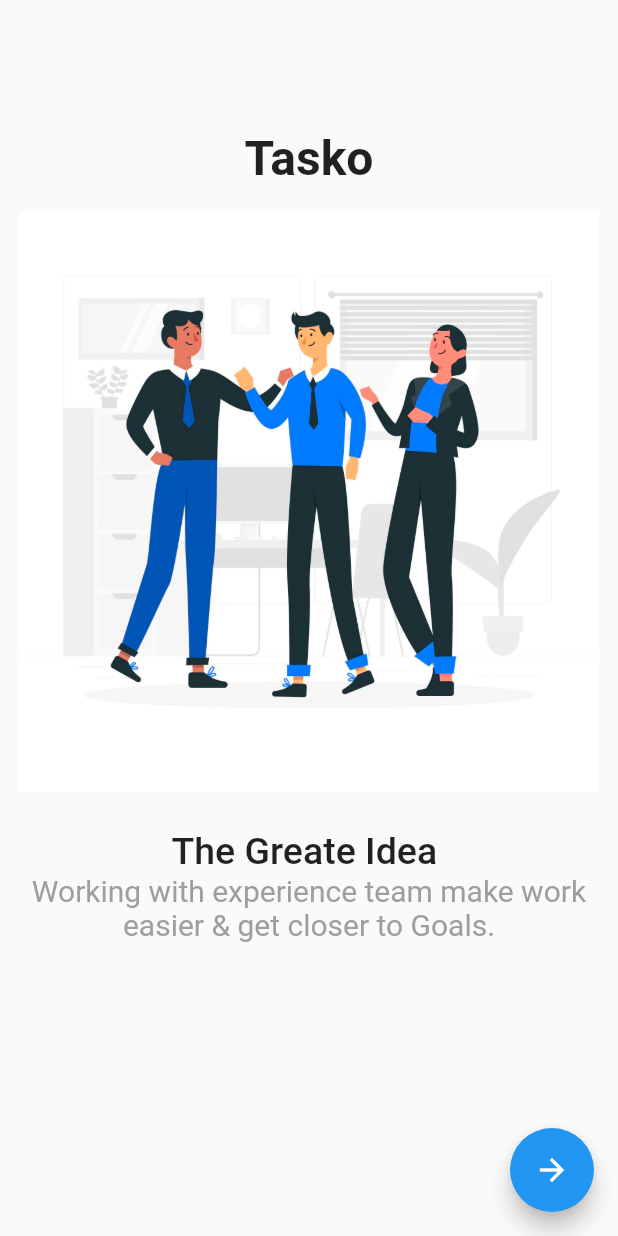
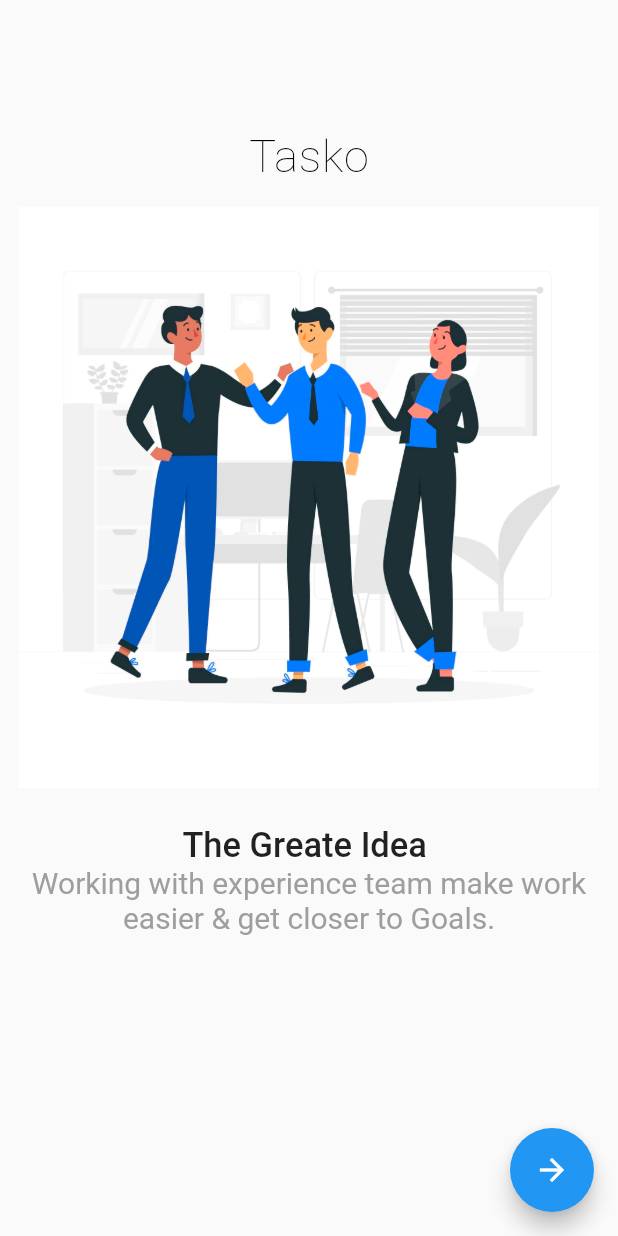
Before and after one commit to BananBalbaki2002/first_git, a Flutter app: the OnBarding screen opened directly, on a phone screen of 412 x 824 dp. Run offline on Flutter 3.47's test engine with Material 2 defaults, Android fonts, the phone set to English and light mode, and no system bars; our stand-ins replace flutter_easyloading, get_storage, google_fonts, percent_indicator, syncfusion_flutter_calendar, syncfusion_flutter_charts; missing offline and left inert: comment_box; accounts and stored records are empty; Roboto replaces fonts that are missing (Chewy).

Commit message:
pushNamed('/onBoarding')

```diff
--- a/lib/main.dart
+++ b/lib/main.dart
@@ -87,6 +87,7 @@ class MyApp extends StatelessWidget {
       routes: {
 
         '/login': (context) => Login(),
+        '/OnBarding':(context)=>OnBarding(),
         '/Dashboard': (context) => Dashboard(),
         '/TaskScre': (context) => TaskScre(),
         '/AddUser':(context) => AddUser(),
--- a/lib/my_app/admin_view/login_screen.dart
+++ b/lib/my_app/admin_view/login_screen.dart
@@ -36,8 +36,7 @@ UserController  userController=UserController();
                           children: [
                             IconButton(
                               onPressed: () {
-                                Navigator.pop(
-                                  context,
+                                Navigator.pushNamed(context,'/OnBarding'
                                 );
                               },
                               icon: Icon(Icons.arrow_back_ios_outlined),
--- a/lib/my_app/admin_view/on_boarding.dart
+++ b/lib/my_app/admin_view/on_boarding.dart
@@ -1,6 +1,7 @@
 
 
 import 'package:flutter/material.dart';
+import 'package:google_fonts/google_fonts.dart';
 
 import '../constants.dart';
 class OnBarding extends StatelessWidget {
@@ -21,14 +22,17 @@ class OnBarding extends StatelessWidget {
              SizedBox(height: size.height*0.09,),
              Text(
                'Tasko',
-               style: TextStyle(fontWeight: FontWeight.bold, fontSize: 32),
+               style:
+               GoogleFonts.chewy(textStyle:const
+               TextStyle(fontWeight: FontWeight.w100,
+                   color: Colors.black,fontSize: 30, letterSpacing: .5)),
              ),
              SizedBox(height: size.height*0.02,),
              Image.asset('images/first.png'),
              SizedBox(height: size.height*0.03,),
              Text(
                'The Greate Idea ',
-               style: TextStyle(fontSize: 25,fontWeight: FontWeight.w500),
+               style: TextStyle(fontSize: 23,fontWeight: FontWeight.w500),
              ),
              Text(
                "Working with experience team make "
```
